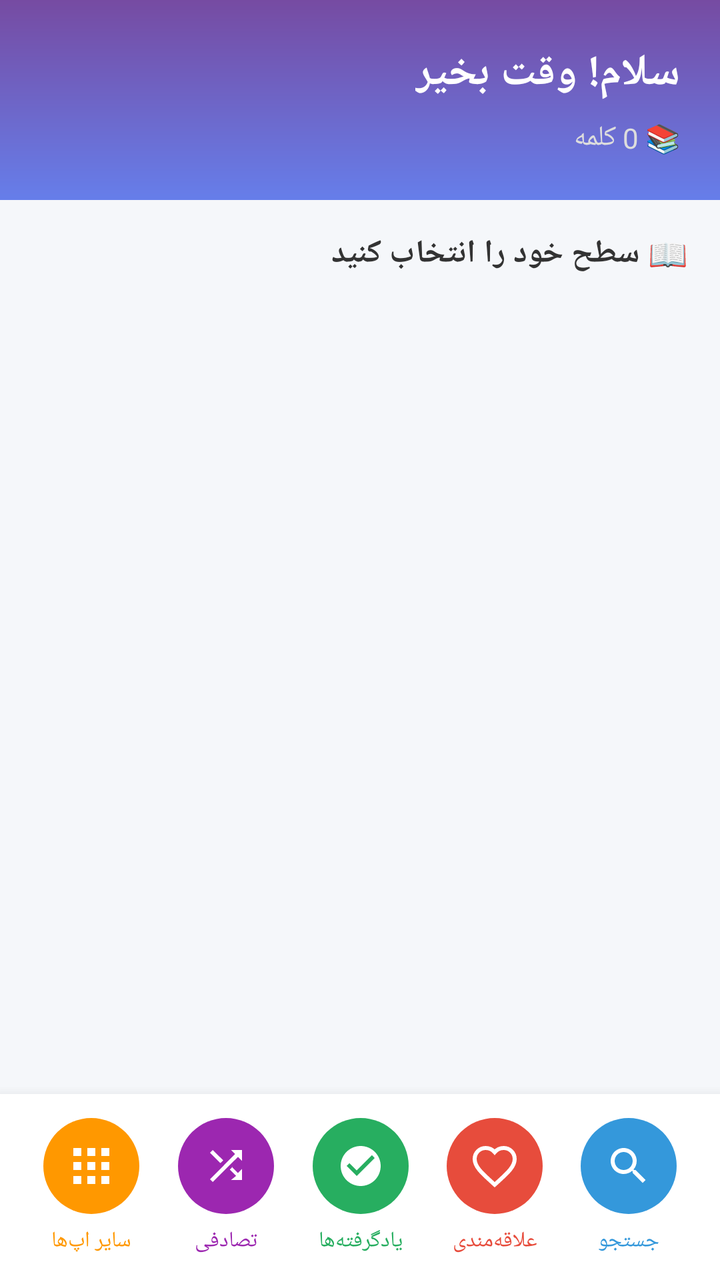
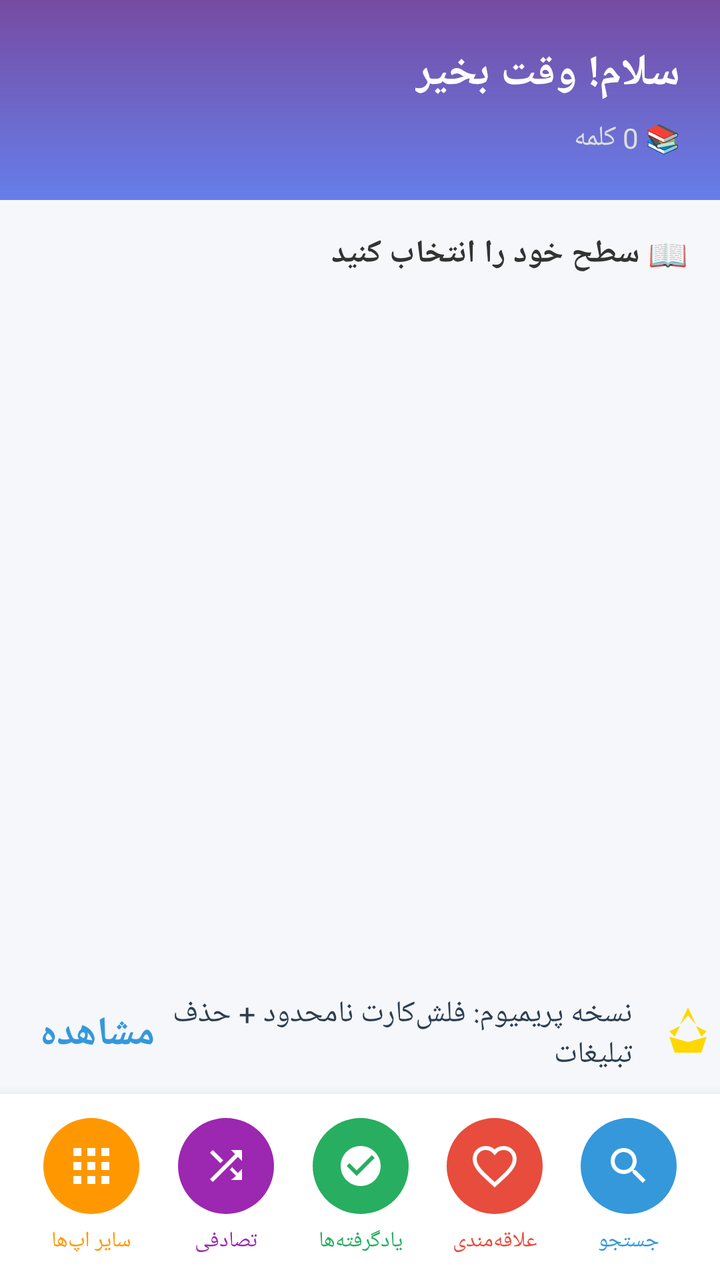

Before-and-after screenshots of an Android layout around one commit, followed by the original layout XML and the change that was made.
<!-- AndroidManifest.xml: application theme Theme.VisualDictionaryWizard -->
<!-- res/layout/activity_main.xml -->
<?xml version="1.0" encoding="utf-8"?>
<LinearLayout xmlns:android="http://schemas.android.com/apk/res/android"
    xmlns:app="http://schemas.android.com/apk/res-auto"
    android:layout_width="match_parent"
    android:layout_height="match_parent"
    android:orientation="vertical"
    android:layoutDirection="rtl"
    android:background="#f5f7fa">

    
    <LinearLayout
        android:layout_width="match_parent"
        android:layout_height="100dp"
        android:orientation="vertical"
        android:padding="20dp"
        android:background="@drawable/gradient_background"
        android:gravity="center_vertical">

        <TextView
            android:fontFamily="@font/yekan"
            android:id="@+id/welcomeText"
            android:layout_width="wrap_content"
            android:layout_height="wrap_content"
            android:text="سلام! وقت بخیر"
            android:textSize="22sp"
            android:textStyle="bold"
            android:textColor="#fff"/>

        <TextView
            android:fontFamily="@font/yekan"
            android:id="@+id/wordCountText"
            android:layout_width="wrap_content"
            android:layout_height="wrap_content"
            android:text="📚 0 کلمه"
            android:textSize="14sp"
            android:textColor="#ddd"
            android:layout_marginTop="8dp"/>

    </LinearLayout>

    
    <TextView
        android:fontFamily="@font/yekan"
        android:layout_width="wrap_content"
        android:layout_height="wrap_content"
        android:text="📖 سطح خود را انتخاب کنید"
        android:textStyle="bold"
        android:textSize="16sp"
        android:layout_marginStart="16dp"
        android:layout_marginTop="16dp"
        android:layout_marginBottom="8dp"
        android:textColor="#333"/>

    <androidx.recyclerview.widget.RecyclerView
        android:id="@+id/levelRecyclerView"
        android:layout_width="match_parent"
        android:layout_height="0dp"
        android:layout_weight="1"
        android:padding="8dp"
        android:nestedScrollingEnabled="false"/>

    
    <TextView
        android:fontFamily="@font/yekan"
        android:layout_width="wrap_content"
        android:layout_height="wrap_content"
        android:text="⭐ کلمات محبوب شما"
        android:textStyle="bold"
        android:textSize="16sp"
        android:layout_marginStart="16dp"
        android:layout_marginTop="8dp"
        android:layout_marginBottom="8dp"
        android:textColor="#333"
        android:visibility="gone"/>

    <androidx.recyclerview.widget.RecyclerView
        android:id="@+id/recentWordsRecyclerView"
        android:layout_width="match_parent"
        android:layout_height="wrap_content"
        android:padding="8dp"
        android:visibility="gone"/>

    
    
    <LinearLayout
        android:layout_width="match_parent"
        android:layout_height="wrap_content"
        android:orientation="horizontal"
        android:gravity="center"
        android:padding="12dp"
        android:paddingBottom="16dp"
        android:background="#FFFFFF"
        android:elevation="10dp">

        <LinearLayout
            android:id="@+id/searchButton"
            android:layout_width="0dp"
            android:layout_height="match_parent"
            android:layout_weight="1"
            android:orientation="vertical"
            android:gravity="center"
            android:clickable="true"
            android:focusable="true"
            android:background="?attr/selectableItemBackgroundBorderless">

            <FrameLayout
                android:layout_width="48dp"
                android:layout_height="48dp"
                android:background="@drawable/circle_button_bg_search">

                <ImageView
                    android:layout_width="24dp"
                    android:layout_height="24dp"
                    android:layout_gravity="center"
                    android:src="@drawable/ic_search"
                    android:tint="#FFFFFF" />

            </FrameLayout>

            <TextView
                android:fontFamily="@font/yekan"
                android:layout_width="wrap_content"
                android:layout_height="wrap_content"
                android:text="جستجو"
                android:textSize="11sp"
                android:textColor="#3498db"
                android:layout_marginTop="6dp" />

        </LinearLayout>

        <LinearLayout
            android:id="@+id/favoritesButton"
            android:layout_width="0dp"
            android:layout_height="match_parent"
            android:layout_weight="1"
            android:orientation="vertical"
            android:gravity="center"
            android:clickable="true"
            android:focusable="true"
            android:background="?attr/selectableItemBackgroundBorderless">

            <FrameLayout
                android:layout_width="48dp"
                android:layout_height="48dp"
                android:background="@drawable/circle_button_bg_favorite">

                <ImageView
                    android:layout_width="24dp"
                    android:layout_height="24dp"
                    android:layout_gravity="center"
                    android:src="@drawable/ic_favorite_outline"
                    android:tint="#FFFFFF" />

            </FrameLayout>

            <TextView
                android:fontFamily="@font/yekan"
                android:layout_width="wrap_content"
                android:layout_height="wrap_content"
                android:text="علاقه‌مندی"
                android:textSize="11sp"
                android:textColor="#E74C3C"
                android:layout_marginTop="6dp" />

        </LinearLayout>

        <LinearLayout
            android:id="@+id/masteredButton"
            android:layout_width="0dp"
            android:layout_height="match_parent"
            android:layout_weight="1"
            android:orientation="vertical"
            android:gravity="center"
            android:clickable="true"
            android:focusable="true"
            android:background="?attr/selectableItemBackgroundBorderless">

            <FrameLayout
                android:layout_width="48dp"
                android:layout_height="48dp"
                android:background="@drawable/circle_button_bg_mastered">

                <ImageView
                    android:layout_width="24dp"
                    android:layout_height="24dp"
                    android:layout_gravity="center"
                    android:src="@drawable/ic_mastered"
                    android:tint="#FFFFFF" />

            </FrameLayout>

            <TextView
                android:fontFamily="@font/yekan"
                android:layout_width="wrap_content"
                android:layout_height="wrap_content"
                android:text="یادگرفته‌ها"
                android:textSize="11sp"
                android:textColor="#27AE60"
                android:layout_marginTop="6dp" />

        </LinearLayout>

        <LinearLayout
            android:id="@+id/randomButton"
            android:layout_width="0dp"
            android:layout_height="match_parent"
            android:layout_weight="1"
            android:orientation="vertical"
            android:gravity="center"
            android:clickable="true"
            android:focusable="true"
            android:background="?attr/selectableItemBackgroundBorderless">

            <FrameLayout
                android:layout_width="48dp"
                android:layout_height="48dp"
                android:background="@drawable/circle_button_bg_random">

                <ImageView
                    android:layout_width="24dp"
                    android:layout_height="24dp"
                    android:layout_gravity="center"
                    android:src="@drawable/ic_random"
                    android:tint="#FFFFFF" />

            </FrameLayout>

            <TextView
                android:fontFamily="@font/yekan"
                android:layout_width="wrap_content"
                android:layout_height="wrap_content"
                android:text="تصادفی"
                android:textSize="11sp"
                android:textColor="#9C27B0"
                android:layout_marginTop="6dp" />

        </LinearLayout>

        <LinearLayout
            android:id="@+id/otherAppsButton"
            android:layout_width="0dp"
            android:layout_height="match_parent"
            android:layout_weight="1"
            android:orientation="vertical"
            android:gravity="center"
            android:clickable="true"
            android:focusable="true"
            android:background="?attr/selectableItemBackgroundBorderless">

            <FrameLayout
                android:layout_width="48dp"
                android:layout_height="48dp"
                android:background="@drawable/circle_button_bg_other">

                <ImageView
                    android:layout_width="24dp"
                    android:layout_height="24dp"
                    android:layout_gravity="center"
                    android:src="@drawable/ic_other_apps"
                    android:tint="#FFFFFF" />

            </FrameLayout>

            <TextView
                android:fontFamily="@font/yekan"
                android:layout_width="wrap_content"
                android:layout_height="wrap_content"
                android:text="سایر اپ‌ها"
                android:textSize="11sp"
                android:textColor="#FF9800"
                android:layout_marginTop="6dp" />

        </LinearLayout>

    </LinearLayout>

    
    <LinearLayout
        android:id="@+id/bannerAdLayout"
        android:layout_width="match_parent"
        android:layout_height="60dp"
        android:orientation="horizontal"
        android:gravity="center"
        android:elevation="4dp"
        android:visibility="gone"
        android:clickable="true"
        android:focusable="true"
        android:background="?attr/selectableItemBackground">

        <ImageView
            android:layout_width="32dp"
            android:layout_height="32dp"
            android:src="@drawable/ic_crown"
            android:layout_marginEnd="12dp" />

        <TextView
            android:fontFamily="@font/yekan"
            android:id="@+id/bannerAdText"
            android:layout_width="0dp"
            android:layout_height="wrap_content"
            android:layout_weight="1"
            android:text="نسخه پریمیوم: فلش‌کارت نامحدود + حذف تبلیغات"
            android:textSize="13sp"
            android:textColor="#2c3e50" />

        <TextView
            android:fontFamily="@font/yekan"
            android:layout_width="wrap_content"
            android:layout_height="wrap_content"
            android:text="مشاهده"
            android:textColor="#3498db"
            android:textStyle="bold"
            android:layout_marginStart="8dp"
            android:layout_marginEnd="8dp" />

    </LinearLayout>

    <ProgressBar
        android:id="@+id/progressBar"
        android:layout_width="wrap_content"
        android:layout_height="wrap_content"
        android:layout_gravity="center"
        android:visibility="gone" />

</LinearLayout>
<!-- resources referenced by this layout -->
<resources>
  <!-- drawable circle_button_bg_favorite (drawable) -->
  <?xml version="1.0" encoding="utf-8"?>
  <shape xmlns:android="http://schemas.android.com/apk/res/android"
      android:shape="oval">
      <solid android:color="#E74C3C" />
      <size android:width="48dp" android:height="48dp" />
  </shape>
  <!-- drawable circle_button_bg_mastered (drawable) -->
  <?xml version="1.0" encoding="utf-8"?>
  <shape xmlns:android="http://schemas.android.com/apk/res/android"
      android:shape="oval">
      <solid android:color="#27AE60" />
      <size android:width="48dp" android:height="48dp" />
  </shape>
  <!-- drawable circle_button_bg_other (drawable) -->
  <?xml version="1.0" encoding="utf-8"?>
  <shape xmlns:android="http://schemas.android.com/apk/res/android"
      android:shape="oval">
      <solid android:color="#FF9800" />
      <size android:width="48dp" android:height="48dp" />
  </shape>
  <!-- drawable circle_button_bg_random (drawable) -->
  <?xml version="1.0" encoding="utf-8"?>
  <shape xmlns:android="http://schemas.android.com/apk/res/android"
      android:shape="oval">
      <solid android:color="#9C27B0" />
      <size android:width="48dp" android:height="48dp" />
  </shape>
  <!-- drawable circle_button_bg_search (drawable) -->
  <?xml version="1.0" encoding="utf-8"?>
  <shape xmlns:android="http://schemas.android.com/apk/res/android"
      android:shape="oval">
      <solid android:color="#3498db" />
      <size android:width="48dp" android:height="48dp" />
  </shape>
  <!-- drawable gradient_background (drawable) -->
  <?xml version="1.0" encoding="utf-8"?>
  <shape xmlns:android="http://schemas.android.com/apk/res/android">
      <gradient
          android:startColor="#667eea"
          android:endColor="#764ba2"
          android:angle="90"
          android:type="linear" />
  </shape>
  <!-- drawable ic_crown (drawable) -->
  <vector xmlns:android="http://schemas.android.com/apk/res/android"
      android:width="24dp"
      android:height="24dp"
      android:viewportWidth="24"
      android:viewportHeight="24"
      android:tint="#FFD700">
  
      <path
          android:fillColor="#FFD700"
          android:pathData="M12,2L15,8.5L12,5L9,8.5L12,2z
          M5,11L9,9L7,13L5,11z M19,11L17,13L15,9L19,11z
          M5,13L7,19L17,19L19,13L12,15L5,13z"/>
  
  </vector>
  <!-- drawable ic_mastered (drawable) -->
  <vector xmlns:android="http://schemas.android.com/apk/res/android"
      android:width="24dp"
      android:height="24dp"
      android:viewportWidth="24"
      android:viewportHeight="24">
  
      <path
          android:fillColor="#4CAF50"
          android:pathData="M12,2C6.48,2 2,6.48 2,12s4.48,10 10,10 10,-4.48 10,-10S17.52,2 12,2zm-2,15l-5,-5 1.41,-1.41L10,14.17l7.59,-7.59L19,8l-9,9z"/>
  
  </vector>
  <!-- drawable ic_other_apps (drawable) -->
  <vector xmlns:android="http://schemas.android.com/apk/res/android"
      android:width="24dp"
      android:height="24dp"
      android:viewportWidth="24"
      android:viewportHeight="24"
      android:tint="#FFFFFF">
  
      <path
          android:fillColor="#FFFFFF"
          android:pathData="M3,3h4v4H3V3z M10,3h4v4h-4V3z M17,3h4v4h-4V3z M3,10h4v4H3v-4z M10,10h4v4h-4v-4z
          M17,10h4v4h-4v-4z M3,17h4v4H3v-4z M10,17h4v4h-4v-4z M17,17h4v4h-4v-4z"/>
  
  </vector>
  <!-- drawable ic_random (drawable) -->
  <vector xmlns:android="http://schemas.android.com/apk/res/android"
      android:width="24dp"
      android:height="24dp"
      android:viewportWidth="24"
      android:viewportHeight="24">
  
      <path
          android:fillColor="#9C27B0"
          android:pathData="M10.59,9.17L5.41,4 4,5.41l5.17,5.17 1.42,-1.41zM14.5,4l2.04,2.04L4,18.59 5.41,20 17.96,7.46 20,9.5V4h-5.5zm0.83,8.41l-1.41,1.41 3.13,3.13L14.5,19h5.5v-5.5l-2.04,2.04 -3.13,-3.13z"/>
  
  </vector>
  <style name="Theme.VisualDictionaryWizard" parent="Base.Theme.VisualDictionaryWizard" />
  <style name="Base.Theme.VisualDictionaryWizard" parent="Theme.Material3.DayNight.NoActionBar">
          
          
      </style>
  <!-- unchanged entries left out for length: 2 -->
</resources>

<!-- the commit's change to res/layout/activity_main.xml (unified diff, before → after) -->
@@ -3,105 +3,184 @@
     xmlns:app="http://schemas.android.com/apk/res-auto"
     android:layout_width="match_parent"
     android:layout_height="match_parent"
-    android:orientation="vertical"
+    android:background="#f5f7fa"
     android:layoutDirection="rtl"
-    android:background="#f5f7fa">
+    android:orientation="vertical">
 
     
     <LinearLayout
         android:layout_width="match_parent"
         android:layout_height="100dp"
+        android:background="@drawable/gradient_background"
+        android:gravity="center_vertical"
         android:orientation="vertical"
-        android:padding="20dp"
-        android:background="@drawable/gradient_background"
-        android:gravity="center_vertical">
+        android:padding="20dp">
 
         <TextView
-            android:fontFamily="@font/yekan"
             android:id="@+id/welcomeText"
             android:layout_width="wrap_content"
             android:layout_height="wrap_content"
+            android:fontFamily="@font/yekan"
             android:text="سلام! وقت بخیر"
+            android:textColor="#fff"
             android:textSize="22sp"
-            android:textStyle="bold"
-            android:textColor="#fff"/>
+            android:textStyle="bold" />
 
         <TextView
-            android:fontFamily="@font/yekan"
             android:id="@+id/wordCountText"
             android:layout_width="wrap_content"
             android:layout_height="wrap_content"
+            android:layout_marginTop="8dp"
+            android:fontFamily="@font/yekan"
             android:text="📚 0 کلمه"
-            android:textSize="14sp"
             android:textColor="#ddd"
-            android:layout_marginTop="8dp"/>
+            android:textSize="14sp" />
 
     </LinearLayout>
 
     
     <TextView
-        android:fontFamily="@font/yekan"
         android:layout_width="wrap_content"
         android:layout_height="wrap_content"
-        android:text="📖 سطح خود را انتخاب کنید"
-        android:textStyle="bold"
-        android:textSize="16sp"
         android:layout_marginStart="16dp"
         android:layout_marginTop="16dp"
         android:layout_marginBottom="8dp"
-        android:textColor="#333"/>
+        android:fontFamily="@font/yekan"
+        android:text="📖 سطح خود را انتخاب کنید"
+        android:textColor="#333"
+        android:textSize="16sp"
+        android:textStyle="bold" />
 
     <androidx.recyclerview.widget.RecyclerView
         android:id="@+id/levelRecyclerView"
         android:layout_width="match_parent"
         android:layout_height="0dp"
         android:layout_weight="1"
-        android:padding="8dp"
-        android:nestedScrollingEnabled="false"/>
+        android:nestedScrollingEnabled="false"
+        android:padding="8dp" />
 
     
     <TextView
-        android:fontFamily="@font/yekan"
         android:layout_width="wrap_content"
         android:layout_height="wrap_content"
-        android:text="⭐ کلمات محبوب شما"
-        android:textStyle="bold"
-        android:textSize="16sp"
         android:layout_marginStart="16dp"
         android:layout_marginTop="8dp"
         android:layout_marginBottom="8dp"
+        android:fontFamily="@font/yekan"
+        android:text="⭐ کلمات محبوب شما"
         android:textColor="#333"
-        android:visibility="gone"/>
+        android:textSize="16sp"
+        android:textStyle="bold"
+        android:visibility="gone" />
 
     <androidx.recyclerview.widget.RecyclerView
         android:id="@+id/recentWordsRecyclerView"
         android:layout_width="match_parent"
         android:layout_height="wrap_content"
         android:padding="8dp"
-        android:visibility="gone"/>
-
-    
-    
+        android:visibility="gone" />
+
     <LinearLayout
         android:layout_width="match_parent"
         android:layout_height="wrap_content"
+        android:background="?attr/selectableItemBackground"
+        android:clickable="true"
+        android:elevation="4dp"
+        android:id="@+id/bannerAdLayout"
+        android:focusable="true"
+        android:gravity="center"
+        android:orientation="vertical">
+        
+        <LinearLayout
+             android:layout_width="match_parent"
+            android:layout_height="60dp"
+            android:background="?attr/selectableItemBackground"
+            android:clickable="true"
+            android:elevation="4dp"
+            android:focusable="true"
+            android:gravity="center_vertical"
+            android:orientation="horizontal">
+
+            <ImageView
+                android:layout_width="32dp"
+                android:layout_height="32dp"
+                android:layout_marginEnd="12dp"
+                android:src="@drawable/ic_crown" />
+
+            <TextView
+                android:id="@+id/bannerAdText"
+                android:layout_width="0dp"
+                android:layout_height="wrap_content"
+                android:layout_weight="1"
+                android:fontFamily="@font/yekan"
+                android:text="نسخه پریمیوم: فلش‌کارت نامحدود + حذف تبلیغات"
+                android:textColor="#2c3e50"
+                android:textSize="15dp" />
+
+            <TextView
+                android:layout_width="wrap_content"
+                android:layout_height="wrap_content"
+                android:layout_marginStart="8dp"
+                android:layout_marginEnd="20dp"
+                android:fontFamily="@font/yekan"
+                android:id="@+id/tvPremiumPurchase"
+                android:text="مشاهده"
+                android:textSize="20dp"
+                android:textColor="#3498db"
+                android:textStyle="bold" />
+
+        </LinearLayout>
+        
+        <LinearLayout
+            android:id="@+id/bannerAdContainer"
+            android:layout_width="match_parent"
+            android:layout_height="wrap_content"
+            android:layout_marginBottom="8dp"
+            android:gravity="center"
+            android:orientation="vertical"
+            android:visibility="gone">
+
+            <com.adivery.sdk.AdiveryBannerAdView
+                android:id="@+id/banner_ad"
+                android:layout_width="wrap_content"
+                android:layout_height="wrap_content"
+                android:layout_gravity="center"
+                app:banner_size="banner" />
+
+            <TextView
+                android:layout_width="wrap_content"
+                android:layout_height="wrap_content"
+                android:layout_marginTop="4dp"
+                android:fontFamily="@font/yekan"
+                android:text="تبلیغات"
+                android:textColor="#999"
+                android:textSize="10sp" />
+
+        </LinearLayout>
+    </LinearLayout>
+
+    
+    
+    <LinearLayout
+        android:layout_width="match_parent"
+        android:layout_height="wrap_content"
+        android:background="#FFFFFF"
+        android:elevation="10dp"
+        android:gravity="center"
         android:orientation="horizontal"
-        android:gravity="center"
         android:padding="12dp"
-        android:paddingBottom="16dp"
-        android:background="#FFFFFF"
-        android:elevation="10dp">
+        android:paddingBottom="16dp">
 
         <LinearLayout
             android:id="@+id/searchButton"
             android:layout_width="0dp"
             android:layout_height="match_parent"
             android:layout_weight="1"
-            android:orientation="vertical"
-            android:gravity="center"
-            android:clickable="true"
-            android:focusable="true"
-            android:background="?attr/selectableItemBackgroundBorderless">
+            android:background="?attr/selectableItemBackgroundBorderless"
+            android:clickable="true"
+            android:focusable="true"
+            android:gravity="center"
+            android:orientation="vertical">
 
             <FrameLayout
                 android:layout_width="48dp"
@@ -113,18 +192,18 @@
                     android:layout_height="24dp"
                     android:layout_gravity="center"
                     android:src="@drawable/ic_search"
-                    android:tint="#FFFFFF" />
-
-            </FrameLayout>
-
-            <TextView
-                android:fontFamily="@font/yekan"
-                android:layout_width="wrap_content"
-                android:layout_height="wrap_content"
+                    app:tint="#FFFFFF" />
+
+            </FrameLayout>
+
+            <TextView
+                android:layout_width="wrap_content"
+                android:layout_height="wrap_content"
+                android:layout_marginTop="6dp"
+                android:fontFamily="@font/yekan"
                 android:text="جستجو"
-                android:textSize="11sp"
                 android:textColor="#3498db"
-                android:layout_marginTop="6dp" />
+                android:textSize="11sp" />
 
         </LinearLayout>
 
@@ -133,11 +212,11 @@
             android:layout_width="0dp"
             android:layout_height="match_parent"
             android:layout_weight="1"
-            android:orientation="vertical"
-            android:gravity="center"
-            android:clickable="true"
-            android:focusable="true"
-            android:background="?attr/selectableItemBackgroundBorderless">
+            android:background="?attr/selectableItemBackgroundBorderless"
+            android:clickable="true"
+            android:focusable="true"
+            android:gravity="center"
+            android:orientation="vertical">
 
             <FrameLayout
                 android:layout_width="48dp"
@@ -149,18 +228,18 @@
                     android:layout_height="24dp"
                     android:layout_gravity="center"
                     android:src="@drawable/ic_favorite_outline"
-                    android:tint="#FFFFFF" />
-
-            </FrameLayout>
-
-            <TextView
-                android:fontFamily="@font/yekan"
-                android:layout_width="wrap_content"
-                android:layout_height="wrap_content"
+                    app:tint="#FFFFFF" />
+
+            </FrameLayout>
+
+            <TextView
+                android:layout_width="wrap_content"
+                android:layout_height="wrap_content"
+                android:layout_marginTop="6dp"
+                android:fontFamily="@font/yekan"
                 android:text="علاقه‌مندی"
-                android:textSize="11sp"
                 android:textColor="#E74C3C"
-                android:layout_marginTop="6dp" />
+                android:textSize="11sp" />
 
         </LinearLayout>
 
@@ -169,11 +248,11 @@
             android:layout_width="0dp"
             android:layout_height="match_parent"
             android:layout_weight="1"
-            android:orientation="vertical"
-            android:gravity="center"
-            android:clickable="true"
-            android:focusable="true"
-            android:background="?attr/selectableItemBackgroundBorderless">
+            android:background="?attr/selectableItemBackgroundBorderless"
+            android:clickable="true"
+            android:focusable="true"
+            android:gravity="center"
+            android:orientation="vertical">
 
             <FrameLayout
                 android:layout_width="48dp"
@@ -185,18 +264,18 @@
                     android:layout_height="24dp"
                     android:layout_gravity="center"
                     android:src="@drawable/ic_mastered"
-                    android:tint="#FFFFFF" />
-
-            </FrameLayout>
-
-            <TextView
-                android:fontFamily="@font/yekan"
-                android:layout_width="wrap_content"
-                android:layout_height="wrap_content"
+                    app:tint="#FFFFFF" />
+
+            </FrameLayout>
+
+            <TextView
+                android:layout_width="wrap_content"
+                android:layout_height="wrap_content"
+                android:layout_marginTop="6dp"
+                android:fontFamily="@font/yekan"
                 android:text="یادگرفته‌ها"
-                android:textSize="11sp"
                 android:textColor="#27AE60"
-                android:layout_marginTop="6dp" />
+                android:textSize="11sp" />
 
         </LinearLayout>
 
@@ -205,11 +284,11 @@
             android:layout_width="0dp"
             android:layout_height="match_parent"
             android:layout_weight="1"
-            android:orientation="vertical"
-            android:gravity="center"
-            android:clickable="true"
-            android:focusable="true"
-            android:background="?attr/selectableItemBackgroundBorderless">
+            android:background="?attr/selectableItemBackgroundBorderless"
+            android:clickable="true"
+            android:focusable="true"
+            android:gravity="center"
+            android:orientation="vertical">
 
             <FrameLayout
                 android:layout_width="48dp"
@@ -221,18 +300,18 @@
                     android:layout_height="24dp"
                     android:layout_gravity="center"
                     android:src="@drawable/ic_random"
-                    android:tint="#FFFFFF" />
-
-            </FrameLayout>
-
-            <TextView
-                android:fontFamily="@font/yekan"
-                android:layout_width="wrap_content"
-                android:layout_height="wrap_content"
+                    app:tint="#FFFFFF" />
+
+            </FrameLayout>
+
+            <TextView
+                android:layout_width="wrap_content"
+                android:layout_height="wrap_content"
+                android:layout_marginTop="6dp"
+                android:fontFamily="@font/yekan"
                 android:text="تصادفی"
-                android:textSize="11sp"
                 android:textColor="#9C27B0"
-                android:layout_marginTop="6dp" />
+                android:textSize="11sp" />
 
         </LinearLayout>
 
@@ -241,11 +320,11 @@
             android:layout_width="0dp"
             android:layout_height="match_parent"
             android:layout_weight="1"
-            android:orientation="vertical"
-            android:gravity="center"
-            android:clickable="true"
-            android:focusable="true"
-            android:background="?attr/selectableItemBackgroundBorderless">
+            android:background="?attr/selectableItemBackgroundBorderless"
+            android:clickable="true"
+            android:focusable="true"
+            android:gravity="center"
+            android:orientation="vertical">
 
             <FrameLayout
                 android:layout_width="48dp"
@@ -257,63 +336,24 @@
                     android:layout_height="24dp"
                     android:layout_gravity="center"
                     android:src="@drawable/ic_other_apps"
-                    android:tint="#FFFFFF" />
-
-            </FrameLayout>
-
-            <TextView
-                android:fontFamily="@font/yekan"
-                android:layout_width="wrap_content"
-                android:layout_height="wrap_content"
+                    app:tint="#FFFFFF" />
+
+            </FrameLayout>
+
+            <TextView
+                android:layout_width="wrap_content"
+                android:layout_height="wrap_content"
+                android:layout_marginTop="6dp"
+                android:fontFamily="@font/yekan"
                 android:text="سایر اپ‌ها"
-                android:textSize="11sp"
                 android:textColor="#FF9800"
-                android:layout_marginTop="6dp" />
+                android:textSize="11sp" />
 
         </LinearLayout>
 
     </LinearLayout>
 
-    
-    <LinearLayout
-        android:id="@+id/bannerAdLayout"
-        android:layout_width="match_parent"
-        android:layout_height="60dp"
-        android:orientation="horizontal"
-        android:gravity="center"
-        android:elevation="4dp"
-        android:visibility="gone"
-        android:clickable="true"
-        android:focusable="true"
-        android:background="?attr/selectableItemBackground">
-
-        <ImageView
-            android:layout_width="32dp"
-            android:layout_height="32dp"
-            android:src="@drawable/ic_crown"
-            android:layout_marginEnd="12dp" />
-
-        <TextView
-            android:fontFamily="@font/yekan"
-            android:id="@+id/bannerAdText"
-            android:layout_width="0dp"
-            android:layout_height="wrap_content"
-            android:layout_weight="1"
-            android:text="نسخه پریمیوم: فلش‌کارت نامحدود + حذف تبلیغات"
-            android:textSize="13sp"
-            android:textColor="#2c3e50" />
-
-        <TextView
-            android:fontFamily="@font/yekan"
-            android:layout_width="wrap_content"
-            android:layout_height="wrap_content"
-            android:text="مشاهده"
-            android:textColor="#3498db"
-            android:textStyle="bold"
-            android:layout_marginStart="8dp"
-            android:layout_marginEnd="8dp" />
-
-    </LinearLayout>
+
 
     <ProgressBar
         android:id="@+id/progressBar"
